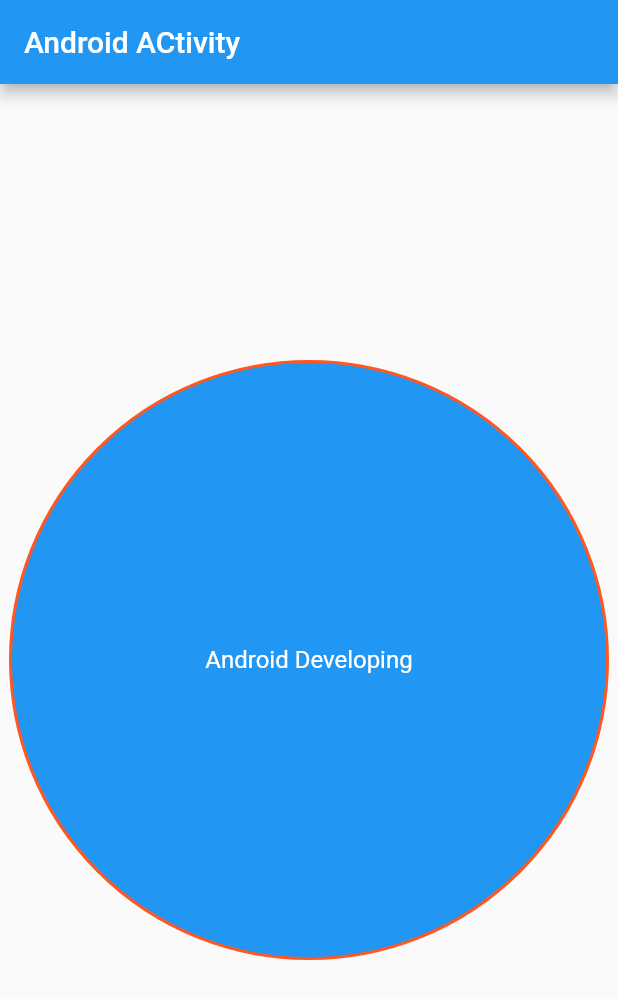
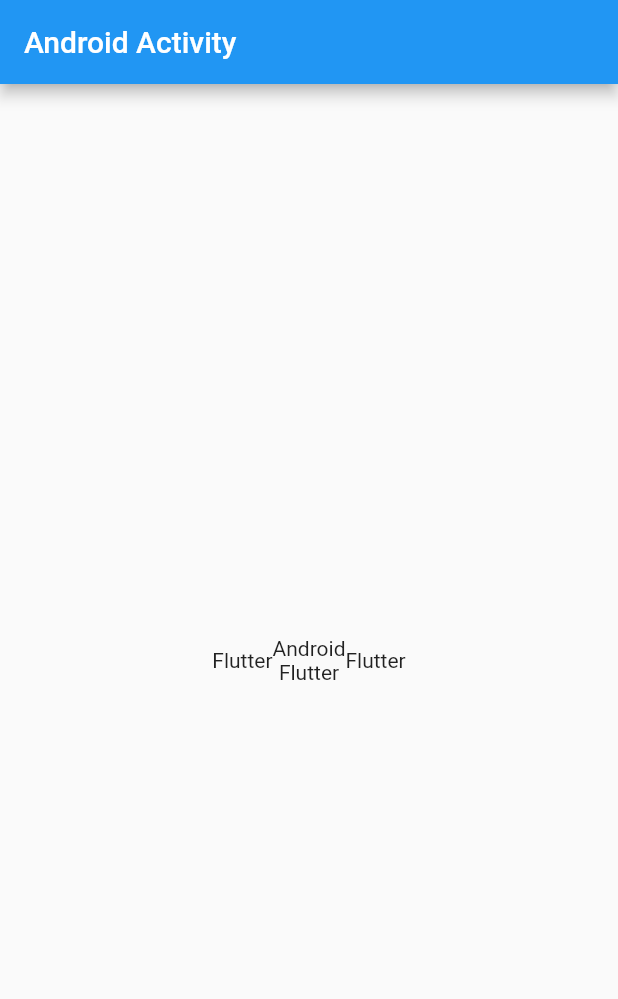
Before and after one commit to MdAbdullahAlMahmud/Dum-Flut, a Flutter app: the screen it shows after launch, on a phone screen of 412 x 824 dp. Shown: the top 999 px of the screen. Run offline on Flutter 3.47's test engine with Material 2 defaults, Android fonts, the phone set to English and light mode, and no system bars.

Commit message:
column & row

```diff
--- a/lib/main.dart
+++ b/lib/main.dart
@@ -5,7 +5,7 @@ void main() {
     MaterialApp(home:Scaffold(
       body: MyApp(),
       appBar: AppBar(
-        title: Text("Android ACtivity"),
+        title: Text("Android Activity"),
       ),
     )), // use MaterialApp
   );
@@ -16,22 +16,21 @@ class MyApp extends StatelessWidget {
 
   @override
   Widget build(BuildContext context) {
-    return Center(
-        child: Container(
-      width: 400.0,
-      height: 400.0,
-      alignment: Alignment.center,
-      child: const Text(
-        "Android Developing",
-        style: TextStyle(fontSize: 16.0, color: Colors.white),
-        textAlign: TextAlign.center,
-      ),
-      decoration: BoxDecoration(
-          color: Colors.blue,
-          shape: BoxShape.circle,
-          border: Border.all(color: Colors.deepOrange, width: 2.0)),
-    )
+    return Row(
+      mainAxisAlignment: MainAxisAlignment.center,
+      //crossAxisAlignment: CrossAxisAlignment.center,
+      children: [
+        Text("Flutter"),
+        Column(
+          mainAxisAlignment: MainAxisAlignment.center,
+          children: [
+            Text("Android"),
+            Text("Flutter")
 
+          ],
+        ),
+        Text("Flutter")
+      ],
     );
   }
 }
```
